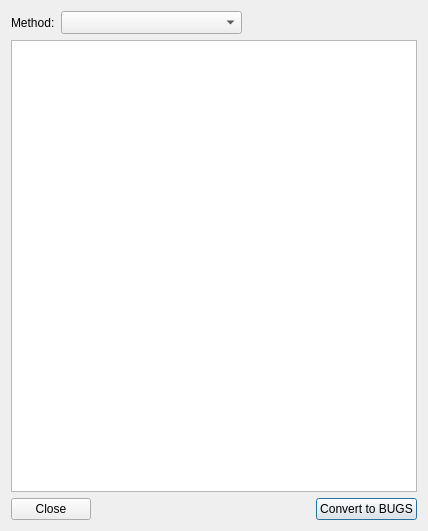
Before: the Qt Designer form plugin/nbEditor_dialog_base.ui in solymosin/maps2winbugs, drawn with Qt 5.
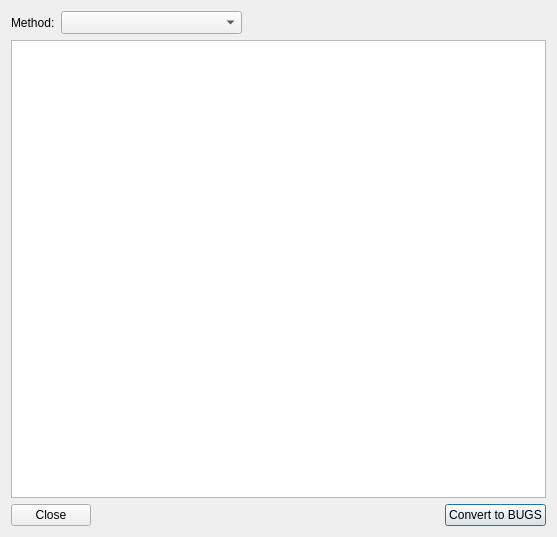
After: the same form once the commit is applied.

The edit to the form file:
```diff
--- a/plugin/nbEditor_dialog_base.ui
+++ b/plugin/nbEditor_dialog_base.ui
@@ -6,8 +6,8 @@
    <rect>
     <x>0</x>
     <y>0</y>
-    <width>428</width>
-    <height>531</height>
+    <width>557</width>
+    <height>537</height>
    </rect>
   </property>
   <property name="windowTitle">
```
Left out of the diff: 2 changed lines with no effect on the pictures.
